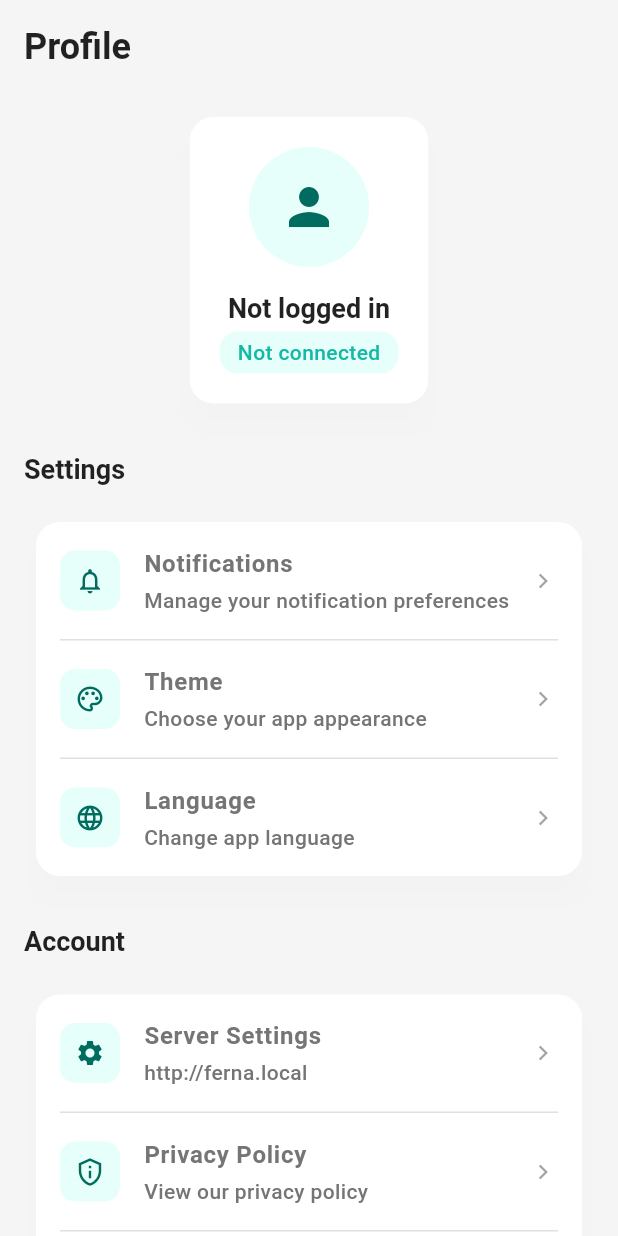
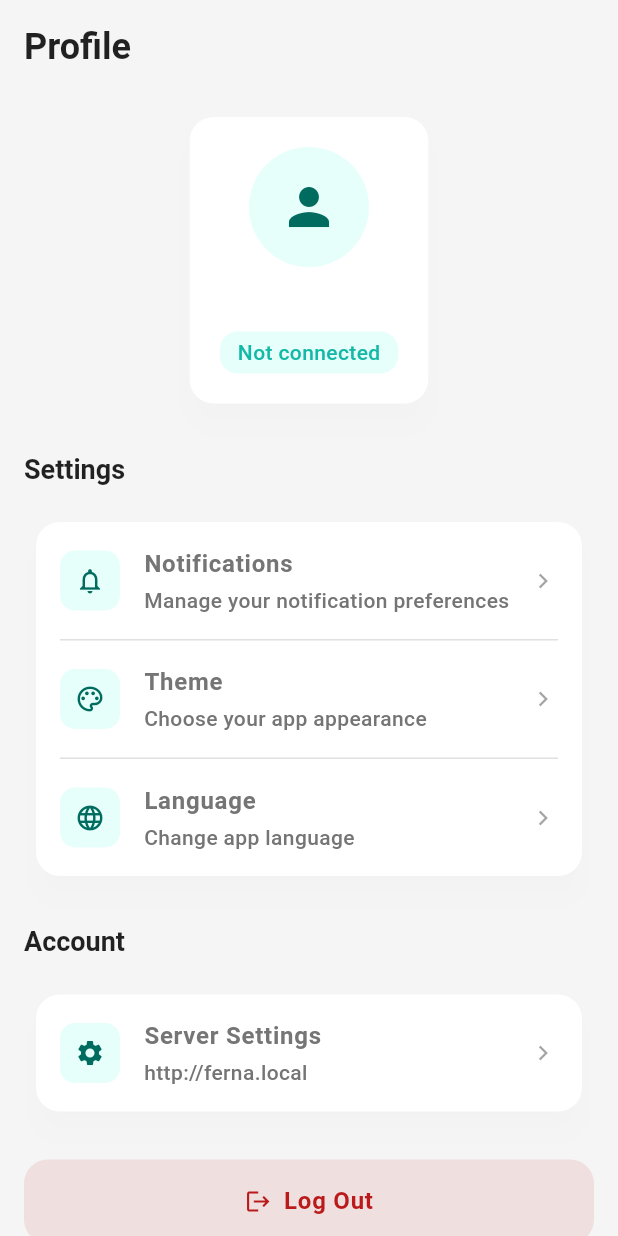
Before and after one commit to Anish-Chanda/ferna, a Flutter app: the ProfileTab screen opened directly, on a phone screen of 412 x 824 dp. Run offline on Flutter 3.47's test engine with Material 3 defaults, Android fonts, the light colour scheme and no system bars; our stand-ins replace cookie_jar, dio, dio_cookie_manager, shared_preferences, table_calendar; accounts and stored records are empty; network calls fail.

Commit message:
refactoring and cleanup

```diff
--- a/app/lib/providers/auth_provider.dart
+++ b/app/lib/providers/auth_provider.dart
@@ -22,6 +22,9 @@ class AuthProvider with ChangeNotifier {
   String _serverUrl = '';
   String get serverUrl => _serverUrl;
 
+  String _email = '';
+  String get email => _email;
+
   // Must call this before using any other AuthProvider methods.
   static Future<AuthProvider> initialize() async {
     final provider = AuthProvider._();
@@ -39,7 +42,7 @@ class AuthProvider with ChangeNotifier {
     return provider;
   }
 
-  /// Check authentication state by making a test API call
+  // Check authentication state by making a test API call
   Future<void> _checkAuthState() async {
     _isCheckingAuthState = true;
     notifyListeners();
@@ -54,7 +57,7 @@ class AuthProvider with ChangeNotifier {
     notifyListeners();
   }
 
-  /// Change serverUrl, persist it, and re-initialize Dio so its baseUrl updates.
+  // Change serverUrl, persist it, and re-initialize Dio so its baseUrl updates.
   Future<void> updateServerUrl(String newUrl) async {
     if (newUrl == _serverUrl) return;
 
@@ -78,6 +81,7 @@ class AuthProvider with ChangeNotifier {
       await _authService.login(email: email, password: password);
       _isAuthenticated = true;
       _isLoading = false;
+      _email = email;
       notifyListeners();
     } catch (e) {
       _isAuthenticated = false;
@@ -108,7 +112,7 @@ class AuthProvider with ChangeNotifier {
     }
   }
 
-  /// Logout user and clear authentication state
+  // Logout user and clear authentication state
   Future<void> logout() async {
     _isLoading = true;
     notifyListeners();
--- a/app/lib/router.dart
+++ b/app/lib/router.dart
@@ -2,7 +2,7 @@ import 'package:ferna/screens/home_screen.dart';
 import 'package:flutter/material.dart';
 import 'widgets/auth_wrapper.dart';
 
-/// Main app navigation widget and handles auth state
+// Main app navigation widget and handles auth state
 class AppNavigator extends StatelessWidget {
   const AppNavigator({super.key});
 
--- a/app/lib/services/auth_service.dart
+++ b/app/lib/services/auth_service.dart
@@ -10,7 +10,7 @@ class AuthService {
     await HttpClient.instance.init(baseUrl: serverUrl);
   }
 
-  /// Sign up a new user. Returns the user_id on success.
+  // Sign up a new user. Returns the user_id on success.
   Future<int> signup({required String email, required String password}) async {
     final dio = HttpClient.instance.dio;
     final response = await dio.post(
@@ -49,7 +49,7 @@ class AuthService {
     }
   }
 
-  /// Check if user is currently authenticated by making a test API call
+  // Check if user is currently authenticated by making a test API call
   Future<bool> checkAuthState() async {
     try {
       final dio = HttpClient.instance.dio;
@@ -67,7 +67,7 @@ class AuthService {
     }
   }
 
-  /// Logout user by clearing cookies
+  // Logout user by clearing cookies
   Future<void> logout() async {
     await HttpClient.instance.clearCookies();
   }
--- a/app/lib/services/species_service.dart
+++ b/app/lib/services/species_service.dart
@@ -6,7 +6,7 @@ class SpeciesService {
 
   static final SpeciesService instance = SpeciesService._();
 
-  /// Search for species by query
+  // Search for species by query
   Future<List<Species>> searchSpecies({
     required String query,
     int limit = 20,
@@ -33,7 +33,7 @@ class SpeciesService {
     }
   }
 
-  /// Get a specific species by ID
+  // Get a specific species by ID
   Future<Species?> getSpecies(int speciesId) async {
     final dio = HttpClient.instance.dio;
 
--- a/app/lib/services/storage_service.dart
+++ b/app/lib/services/storage_service.dart
@@ -6,13 +6,13 @@ class StorageService {
   static Future<SharedPreferences> _prefs() async =>
       await SharedPreferences.getInstance();
 
-  /// Save the server URL for future app launches.
+  // Save the server URL for future app launches.
   static Future<void> saveServerUrl(String url) async {
     final prefs = await _prefs();
     await prefs.setString(_kServerUrlKey, url);
   }
 
-  /// Read the persisted server URL (or null if none was saved).
+  // Read the persisted server URL (or null if none was saved).
   static Future<String?> getServerUrl() async {
     final prefs = await _prefs();
     return prefs.getString(_kServerUrlKey);
--- a/app/lib/theme/theme_data.dart
+++ b/app/lib/theme/theme_data.dart
@@ -8,10 +8,10 @@ class FernaTheme {
   static const Color _lightGrey = Color(0xFFF5F5F5);
   static const Color _tealLight = Color(0xFFE6FFFA);
 
-  /// Light theme
+  // Light theme
   static final ThemeData light = _buildTheme(Brightness.light);
 
-  /// Dark theme
+  // Dark theme
   static final ThemeData dark = _buildTheme(Brightness.dark);
 
   static ThemeData _buildTheme(Brightness brightness) {
--- a/app/lib/widgets/auth_wrapper.dart
+++ b/app/lib/widgets/auth_wrapper.dart
@@ -5,7 +5,7 @@ import 'package:provider/provider.dart';
 import '../providers/auth_provider.dart';
 import '../screens/login_screen.dart';
 
-/// Wrapper that checks authentication state and routes to appropriate screen
+// Wrapper that checks authentication state and routes to appropriate screen
 class AuthWrapper extends StatelessWidget {
   final Widget authenticatedChild;
 
--- a/app/lib/widgets/profile_tab.dart
+++ b/app/lib/widgets/profile_tab.dart
@@ -19,10 +19,7 @@ class ProfileTab extends StatelessWidget {
             crossAxisAlignment: CrossAxisAlignment.start,
             children: [
               // Header
-              Text(
-                'Profile',
-                style: theme.textTheme.headlineLarge,
-              ),
+              Text('Profile', style: theme.textTheme.headlineLarge),
               const SizedBox(height: 24),
 
               // Profile Card
@@ -41,7 +38,9 @@ class ProfileTab extends StatelessWidget {
                   onTap: () {
                     // TODO: Navigate to notifications settings
                     ScaffoldMessenger.of(context).showSnackBar(
-                      const SnackBar(content: Text('Notifications settings coming soon!')),
+                      const SnackBar(
+                        content: Text('Notifications settings coming soon!'),
+                      ),
                     );
                   },
                 ),
@@ -54,7 +53,9 @@ class ProfileTab extends StatelessWidget {
                   onTap: () {
                     // TODO: Navigate to theme settings
                     ScaffoldMessenger.of(context).showSnackBar(
-                      const SnackBar(content: Text('Theme settings coming soon!')),
+                      const SnackBar(
+                        content: Text('Theme settings coming soon!'),
+                      ),
                     );
                   },
                 ),
@@ -67,7 +68,9 @@ class ProfileTab extends StatelessWidget {
                   onTap: () {
                     // TODO: Navigate to language settings
                     ScaffoldMessenger.of(context).showSnackBar(
-                      const SnackBar(content: Text('Language settings coming soon!')),
+                      const SnackBar(
+                        content: Text('Language settings coming soon!'),
+                      ),
                     );
                   },
                 ),
@@ -85,32 +88,6 @@ class ProfileTab extends StatelessWidget {
                   subtitle: auth.serverUrl,
                   onTap: () {
                     _showServerConfigDialog(context, auth);
-                  },
-                ),
-                _buildDivider(context),
-                _buildSettingItem(
-                  context: context,
-                  icon: Icons.privacy_tip_outlined,
-                  title: 'Privacy Policy',
-                  subtitle: 'View our privacy policy',
-                  onTap: () {
-                    // TODO: Navigate to privacy policy
-                    ScaffoldMessenger.of(context).showSnackBar(
-                      const SnackBar(content: Text('Privacy policy coming soon!')),
-                    );
-                  },
-                ),
-                _buildDivider(context),
-                _buildSettingItem(
-                  context: context,
-                  icon: Icons.help_outline,
-                  title: 'Help & Support',
-                  subtitle: 'Get help with using the app',
-                  onTap: () {
-                    // TODO: Navigate to help
-                    ScaffoldMessenger.of(context).showSnackBar(
-                      const SnackBar(content: Text('Help & support coming soon!')),
-                    );
                   },
                 ),
               ]),
@@ -148,15 +125,15 @@ class ProfileTab extends StatelessWidget {
               const SizedBox(height: 16),
 
               // User Email
-              Text(
-                auth.isAuthenticated ? 'user@example.com' : 'Not logged in',
-                style: theme.textTheme.titleLarge,
-              ),
+              Text(auth.email, style: theme.textTheme.titleLarge),
               const SizedBox(height: 4),
 
               // User Status
               Container(
-                padding: const EdgeInsets.symmetric(horizontal: 12, vertical: 4),
+                padding: const EdgeInsets.symmetric(
+                  horizontal: 12,
+                  vertical: 4,
+                ),
                 decoration: BoxDecoration(
                   color: theme.chipTheme.backgroundColor,
                   borderRadius: BorderRadius.circular(12),
@@ -175,16 +152,11 @@ class ProfileTab extends StatelessWidget {
 
   Widget _buildSectionHeader(BuildContext context, String title) {
     final theme = Theme.of(context);
-    return Text(
-      title,
-      style: theme.textTheme.titleLarge,
-    );
+    return Text(title, style: theme.textTheme.titleLarge);
   }
 
   Widget _buildSettingsCard(BuildContext context, List<Widget> children) {
-    return Card(
-      child: Column(children: children),
-    );
+    return Card(child: Column(children: children));
   }
 
   Widget _buildSettingItem({
@@ -209,11 +181,7 @@ class ProfileTab extends StatelessWidget {
                 color: theme.chipTheme.backgroundColor,
                 borderRadius: BorderRadius.circular(10),
               ),
-              child: Icon(
-                icon,
-                color: theme.colorScheme.primary,
-                size: 20,
-              ),
+              child: Icon(icon, color: theme.colorScheme.primary, size: 20),
             ),
             const SizedBox(width: 16),
             Expanded(
@@ -251,10 +219,7 @@ class ProfileTab extends StatelessWidget {
     final theme = Theme.of(context);
     return Padding(
       padding: const EdgeInsets.symmetric(horizontal: 16),
-      child: Divider(
-        height: 1,
-        color: theme.dividerTheme.color,
-      ),
+      child: Divider(height: 1, color: theme.dividerTheme.color),
     );
   }
 
```
Also changed, not shown: app/lib/constants.dart (added, +8 -0 lines), app/lib/models/plant_display_model.dart (+1 -9 lines), app/lib/providers/plant_provider.dart (+7 -7 lines), app/lib/screens/login_screen.dart (+4 -4 lines), app/lib/services/plant_service.dart (+5 -5 lines), app/lib/widgets/calendar_widget.dart (added, +95 -0 lines), app/lib/widgets/home_tab.dart (+6 -61 lines), app/lib/widgets/user_plants_tab.dart (added), 2 other files.
